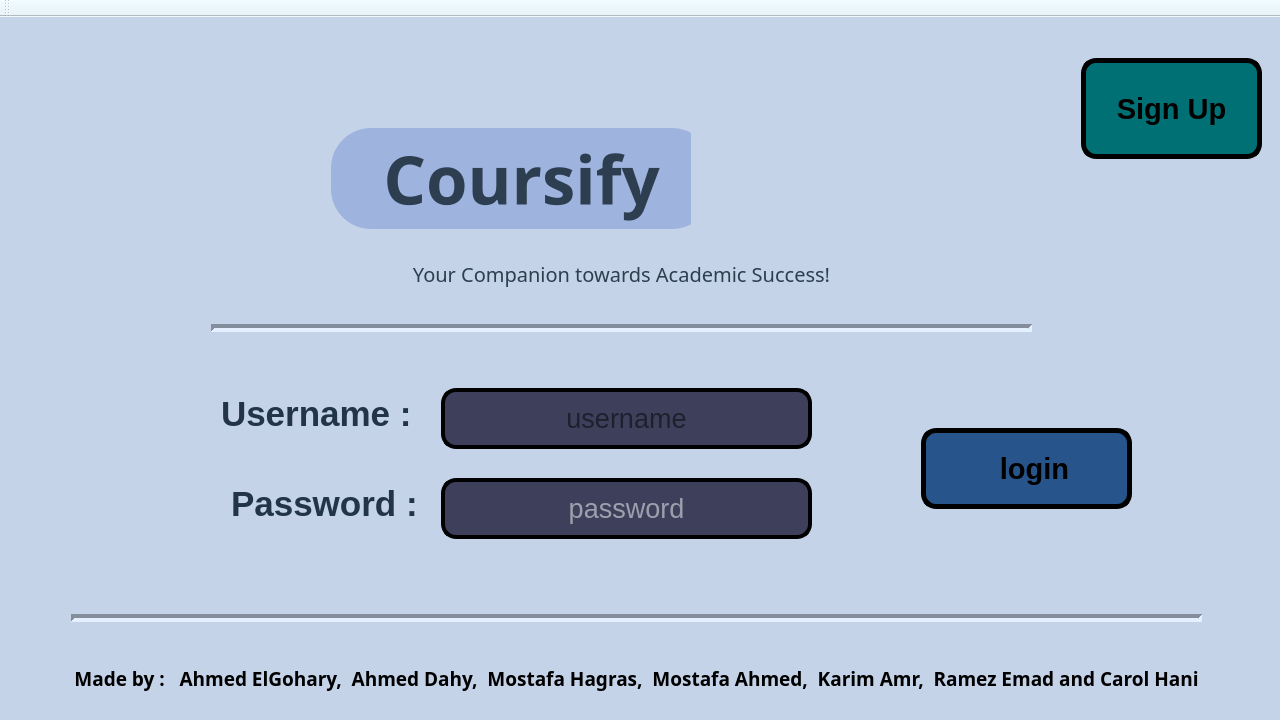
First picture: the form in Coursify.ui, repository Ahmed-ElGoharyy/Coursifyy, before the edit.
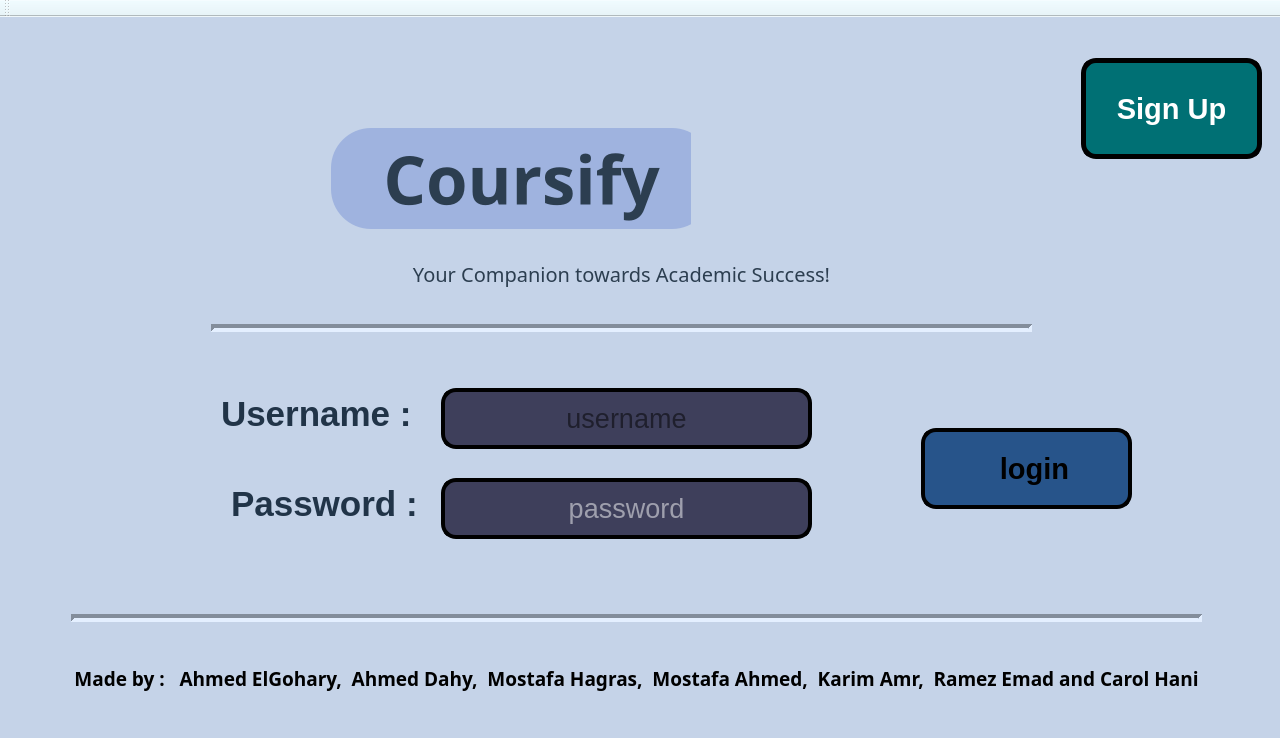
Second picture: the form after the edit. The open tabs and pages were chosen to show the change. Icons and pictures are not drawn.

Commit message: login button ui

```diff
--- a/Coursify.ui
+++ b/Coursify.ui
@@ -7,7 +7,7 @@
     <x>0</x>
     <y>0</y>
     <width>1280</width>
-    <height>720</height>
+    <height>738</height>
    </rect>
   </property>
   <property name="palette">
@@ -1638,9 +1638,24 @@
          <cursorShape>OpenHandCursor</cursorShape>
         </property>
         <property name="styleSheet">
-         <string notr="true">border: 5px solid black;   /* Border */
+         <string notr="true">QPushButton{
+border: 4px solid black;   /* Border */
 border-radius: 15px;  
-background-color: #27548A</string>
+background-color: #27548A
+}
+
+QPushButton:hover {
+    background-color: #1e3d66;       /* Darker shade of blue */
+    border: 4px solid #404258;       /* Slightly softer black */
+    box-shadow: 0px 4px 12px rgba(0, 0, 0, 0.3); /* Subtle shadow */
+}
+
+QPushButton:pressed {
+    background-color: #163250;       /* Even darker on press */
+    border: 5px solid #000000;
+}
+
+</string>
         </property>
         <property name="text">
          <string>  login</string>
@@ -1787,6 +1802,15 @@
         <property name="palette">
          <palette>
           <active>
+           <colorrole role="WindowText">
+            <brush brushstyle="SolidPattern">
+             <color alpha="255">
+              <red>255</red>
+              <green>255</green>
+              <blue>255</blue>
+             </color>
+            </brush>
+           </colorrole>
            <colorrole role="Button">
             <brush brushstyle="SolidPattern">
              <color alpha="255">
@@ -1796,6 +1820,24 @@
              </color>
             </brush>
            </colorrole>
+           <colorrole role="Text">
+            <brush brushstyle="SolidPattern">
+             <color alpha="255">
+              <red>255</red>
+              <green>255</green>
+              <blue>255</blue>
+             </color>
+            </brush>
+           </colorrole>
+           <colorrole role="ButtonText">
+            <brush brushstyle="SolidPattern">
+             <color alpha="255">
+              <red>255</red>
+              <green>255</green>
+              <blue>255</blue>
+             </color>
+            </brush>
+           </colorrole>
            <colorrole role="Base">
             <brush brushstyle="SolidPattern">
              <color alpha="255">
@@ -1814,8 +1856,26 @@
              </color>
             </brush>
            </colorrole>
+           <colorrole role="PlaceholderText">
+            <brush brushstyle="SolidPattern">
+             <color alpha="128">
+              <red>255</red>
+              <green>255</green>
+              <blue>255</blue>
+             </color>
+            </brush>
+           </colorrole>
           </active>
           <inactive>
+           <colorrole role="WindowText">
+            <brush brushstyle="SolidPattern">
+             <color alpha="255">
+              <red>255</red>
+              <green>255</green>
+              <blue>255</blue>
+             </color>
+            </brush>
+           </colorrole>
            <colorrole role="Button">
             <brush brushstyle="SolidPattern">
              <color alpha="255">
@@ -1825,6 +1885,24 @@
              </color>
             </brush>
            </colorrole>
+           <colorrole role="Text">
+            <brush brushstyle="SolidPattern">
+             <color alpha="255">
+              <red>255</red>
+              <green>255</green>
+              <blue>255</blue>
+             </color>
+            </brush>
+           </colorrole>
+           <colorrole role="ButtonText">
+            <brush brushstyle="SolidPattern">
+             <color alpha="255">
+              <red>255</red>
+              <green>255</green>
+              <blue>255</blue>
+             </color>
+            </brush>
+           </colorrole>
            <colorrole role="Base">
             <brush brushstyle="SolidPattern">
              <color alpha="255">
@@ -1843,8 +1921,26 @@
              </color>
             </brush>
            </colorrole>
+           <colorrole role="PlaceholderText">
+            <brush brushstyle="SolidPattern">
+             <color alpha="128">
+              <red>255</red>
+              <green>255</green>
+              <blue>255</blue>
+             </color>
+            </brush>
+           </colorrole>
           </inactive>
           <disabled>
+           <colorrole role="WindowText">
+            <brush brushstyle="SolidPattern">
+             <color alpha="255">
+              <red>255</red>
+              <green>255</green>
+              <blue>255</blue>
+             </color>
+            </brush>
+           </colorrole>
            <colorrole role="Button">
             <brush brushstyle="SolidPattern">
              <color alpha="255">
@@ -1854,6 +1950,24 @@
              </color>
             </brush>
            </colorrole>
+           <colorrole role="Text">
+            <brush brushstyle="SolidPattern">
+             <color alpha="255">
+              <red>255</red>
+              <green>255</green>
+              <blue>255</blue>
+             </color>
+            </brush>
+           </colorrole>
+           <colorrole role="ButtonText">
+            <brush brushstyle="SolidPattern">
+             <color alpha="255">
+              <red>255</red>
+              <green>255</green>
+              <blue>255</blue>
+             </color>
+            </brush>
+           </colorrole>
            <colorrole role="Base">
             <brush brushstyle="SolidPattern">
              <color alpha="255">
@@ -1872,6 +1986,15 @@
              </color>
             </brush>
            </colorrole>
+           <colorrole role="PlaceholderText">
+            <brush brushstyle="SolidPattern">
+             <color alpha="128">
+              <red>255</red>
+              <green>255</green>
+              <blue>255</blue>
+             </color>
+            </brush>
+           </colorrole>
           </disabled>
          </palette>
         </property>
@@ -1885,9 +2008,26 @@
          <cursorShape>OpenHandCursor</cursorShape>
         </property>
         <property name="styleSheet">
-         <string notr="true">border: 5px solid black;   /* Border */
-border-radius: 15px;  
-background-color: #007074</string>
+         <string notr="true">QPushButton {
+    border: 5px solid black;
+    border-radius: 15px;
+    background-color: #007074;
+    color: white;
+    padding: 8px 16px;
+}
+
+/* Hover state */
+QPushButton:hover {
+    background-color: #005c5f;         /* Darker teal */
+    border: 5px solid #404258;         /* Slightly softer border */
+    cursor: pointer;
+}
+
+/* Pressed state */
+QPushButton:pressed {
+    background-color: #004a4d;         /* Even darker when pressed */
+    border: 5px solid #000000;
+}</string>
         </property>
         <property name="text">
          <string>Sign Up</string>
@@ -2514,8 +2654,8 @@
        <widget class="QLabel" name="label_13">
         <property name="geometry">
          <rect>
-          <x>20</x>
-          <y>10</y>
+          <x>30</x>
+          <y>20</y>
           <width>131</width>
           <height>111</height>
          </rect>
```
Left out of the diff: 4 changed lines with no effect on the pictures. The commit also changes 1 other file.
